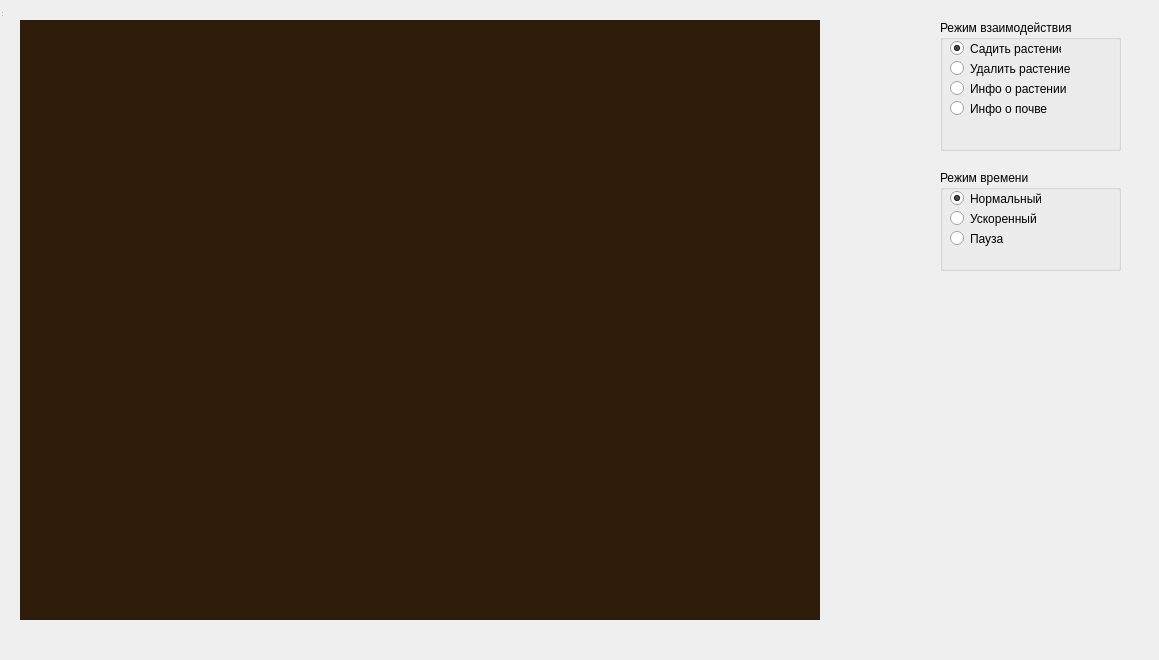
GulinAlexey/Prakt2021, file Forest/mainwidget.ui: the form before one commit.
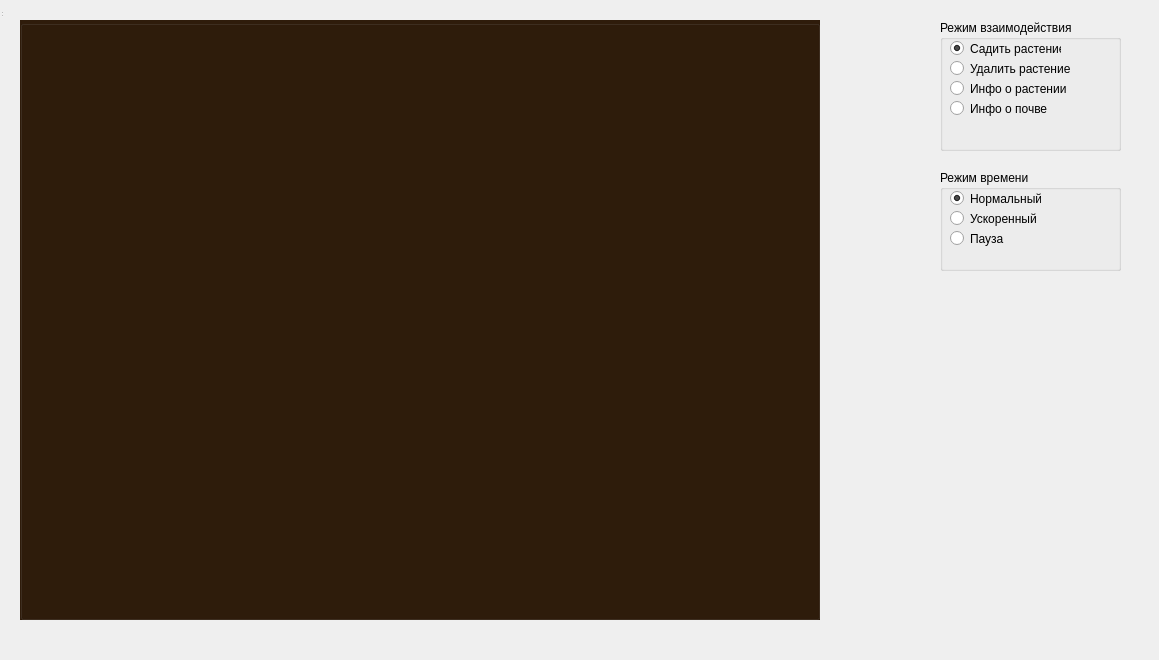
The form after the commit. Icons and pictures are not drawn.

Diff of the .ui file:
```diff
--- a/Forest/mainwidget.ui
+++ b/Forest/mainwidget.ui
@@ -54,19 +54,6 @@
    <property name="title">
     <string/>
    </property>
-   <widget class="QLabel" name="zeml">
-    <property name="geometry">
-     <rect>
-      <x>0</x>
-      <y>0</y>
-      <width>800</width>
-      <height>600</height>
-     </rect>
-    </property>
-    <property name="text">
-     <string/>
-    </property>
-   </widget>
   </widget>
   <widget class="QGroupBox" name="vzaimode">
    <property name="geometry">
```
